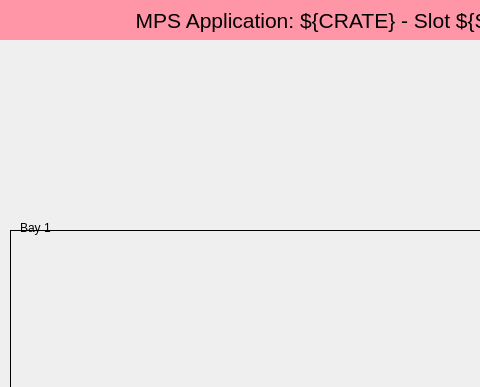
ad-build-test/pydm-mps, file mps_ln_application.ui: the form before one commit; both pictures show x 0 to 480 and y 0 to 387 of the 672 by 600 pixel window.
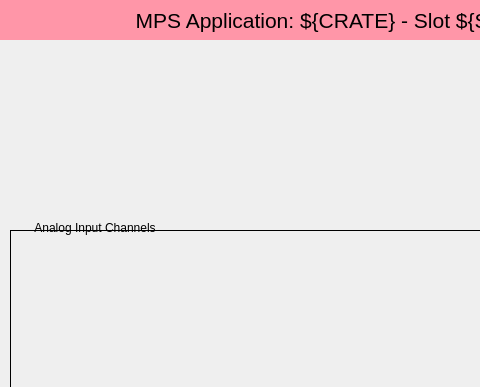
The form after the commit. Custom widgets are drawn as their Qt base class.

```diff
--- a/mps_ln_application.ui
+++ b/mps_ln_application.ui
@@ -104,12 +104,15 @@
      <rect>
       <x>20</x>
       <y>220</y>
-      <width>40</width>
+      <width>150</width>
       <height>15</height>
      </rect>
     </property>
     <property name="text">
-     <string>Bay 1</string>
+     <string>Analog Input Channels</string>
+    </property>
+    <property name="alignment">
+     <set>Qt::AlignCenter</set>
     </property>
    </widget>
    <widget class="PyDMDrawingImage" name="PyDMDrawingImage">
```
